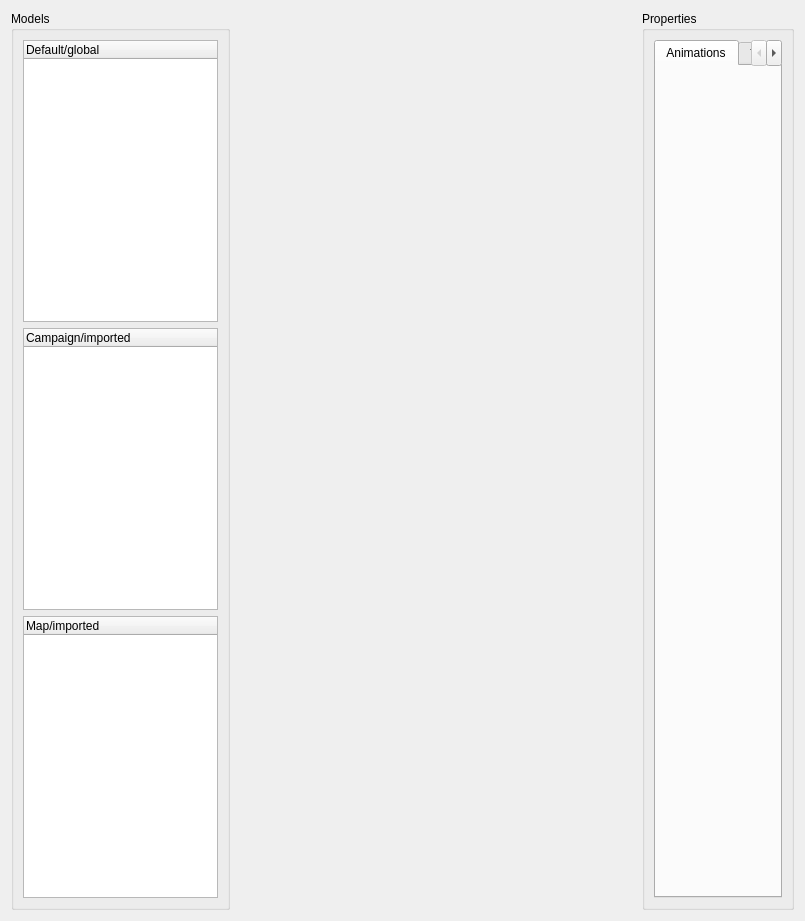
First picture: the form in wc3lib/src/editor/modeleditor.ui, repository xiangzhai/vjasssdk, before the edit.
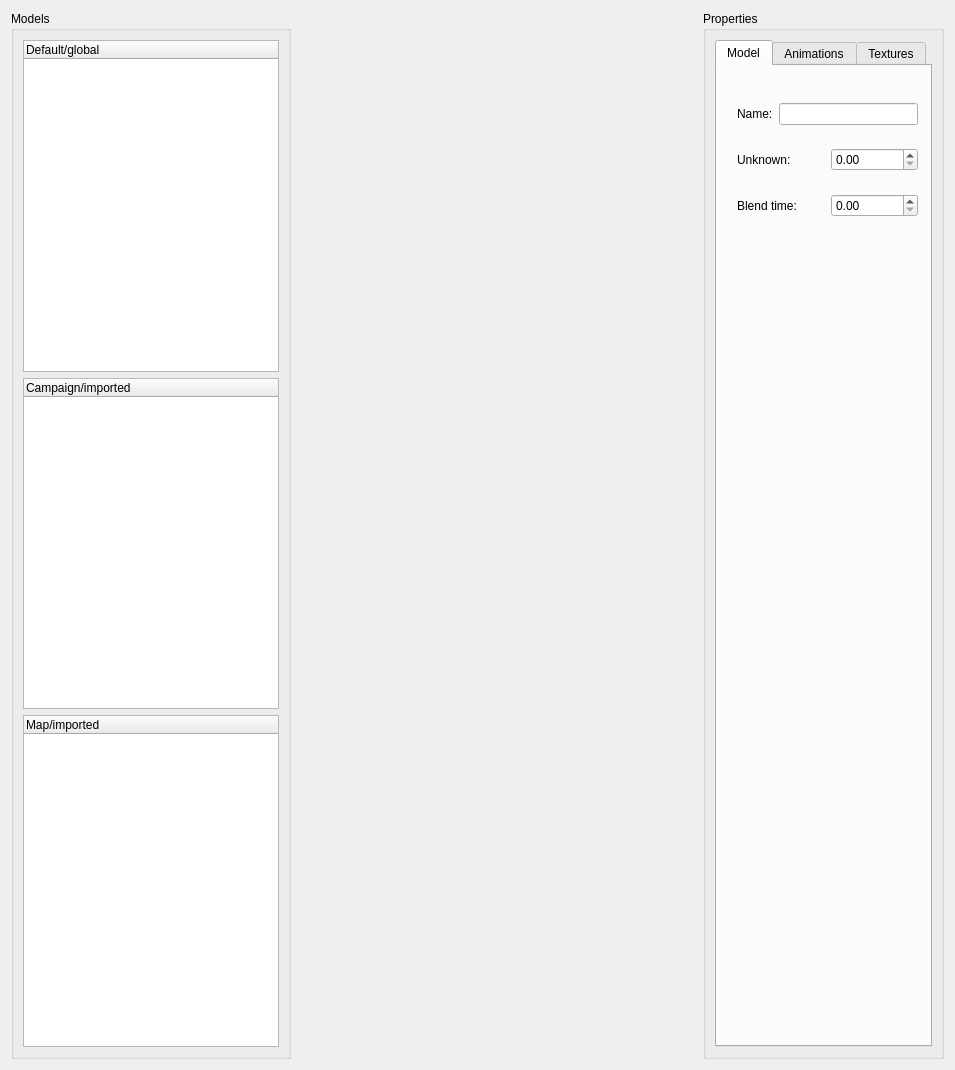
Second picture: the form after the edit. Custom widgets are drawn as their Qt base class.

Patch:
```diff
--- a/wc3lib/src/editor/modeleditor.ui
+++ b/wc3lib/src/editor/modeleditor.ui
@@ -6,8 +6,8 @@
    <rect>
     <x>0</x>
     <y>0</y>
-    <width>805</width>
-    <height>921</height>
+    <width>955</width>
+    <height>1070</height>
    </rect>
   </property>
   <property name="windowTitle">
@@ -67,7 +67,70 @@
         <property name="tabReorderingEnabled">
          <bool>false</bool>
         </property>
-        <widget class="QWidget" name="animations">
+        <widget class="QWidget" name="modelTab">
+         <attribute name="title">
+          <string>Model</string>
+         </attribute>
+         <widget class="QWidget" name="verticalLayoutWidget">
+          <property name="geometry">
+           <rect>
+            <x>20</x>
+            <y>20</y>
+            <width>181</width>
+            <height>151</height>
+           </rect>
+          </property>
+          <layout class="QVBoxLayout" name="verticalLayout">
+           <item>
+            <layout class="QHBoxLayout" name="horizontalLayout">
+             <item>
+              <widget class="QLabel" name="label">
+               <property name="text">
+                <string>Name:</string>
+               </property>
+              </widget>
+             </item>
+             <item>
+              <widget class="KLineEdit" name="klineedit">
+               <property name="maxLength">
+                <number>336</number>
+               </property>
+              </widget>
+             </item>
+            </layout>
+           </item>
+           <item>
+            <layout class="QHBoxLayout" name="horizontalLayout_2">
+             <item>
+              <widget class="QLabel" name="label_2">
+               <property name="text">
+                <string>Unknown:</string>
+               </property>
+              </widget>
+             </item>
+             <item>
+              <widget class="QDoubleSpinBox" name="doubleSpinBox"/>
+             </item>
+            </layout>
+           </item>
+           <item>
+            <layout class="QHBoxLayout" name="horizontalLayout_3">
+             <item>
+              <widget class="QLabel" name="label_3">
+               <property name="text">
+                <string>Blend time:</string>
+               </property>
+              </widget>
+             </item>
+             <item>
+              <widget class="QDoubleSpinBox" name="doubleSpinBox_2"/>
+             </item>
+            </layout>
+           </item>
+          </layout>
+         </widget>
+        </widget>
+        <widget class="QWidget" name="animationsTab">
          <attribute name="title">
           <string>Animations</string>
          </attribute>
@@ -95,6 +158,11 @@
   </layout>
  </widget>
  <customwidgets>
+  <customwidget>
+   <class>KLineEdit</class>
+   <extends>QLineEdit</extends>
+   <header>klineedit.h</header>
+  </customwidget>
   <customwidget>
    <class>KTabWidget</class>
    <extends>QTabWidget</extends>
```
Left out of the diff: 22 changed lines with no effect on the pictures.
